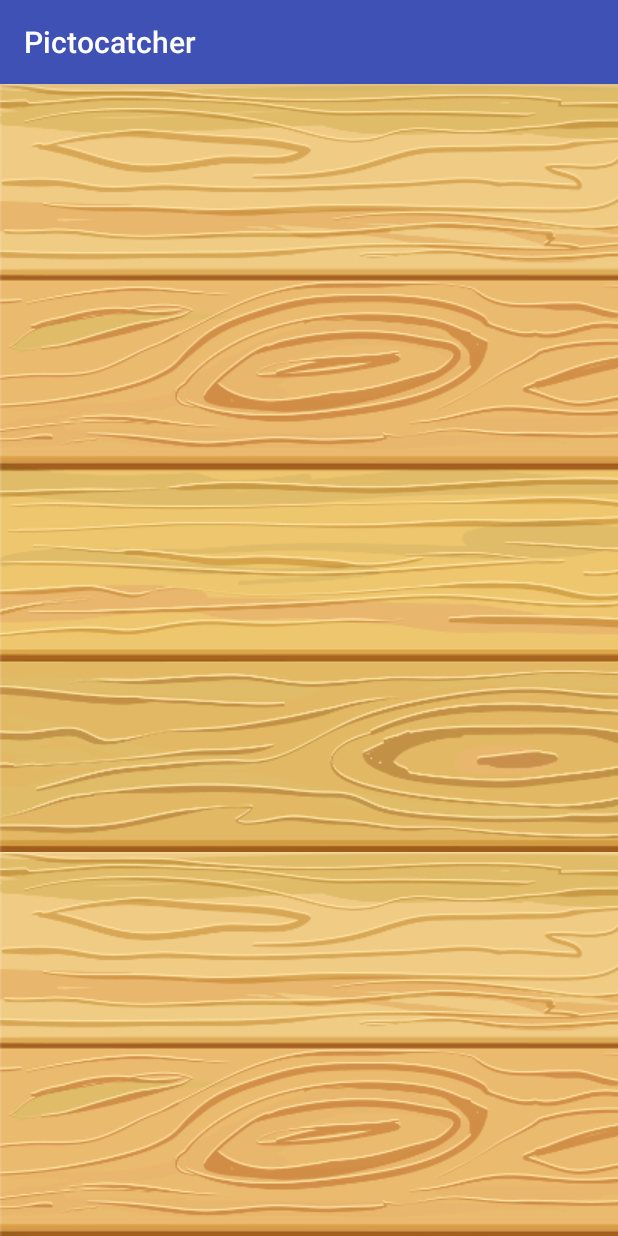
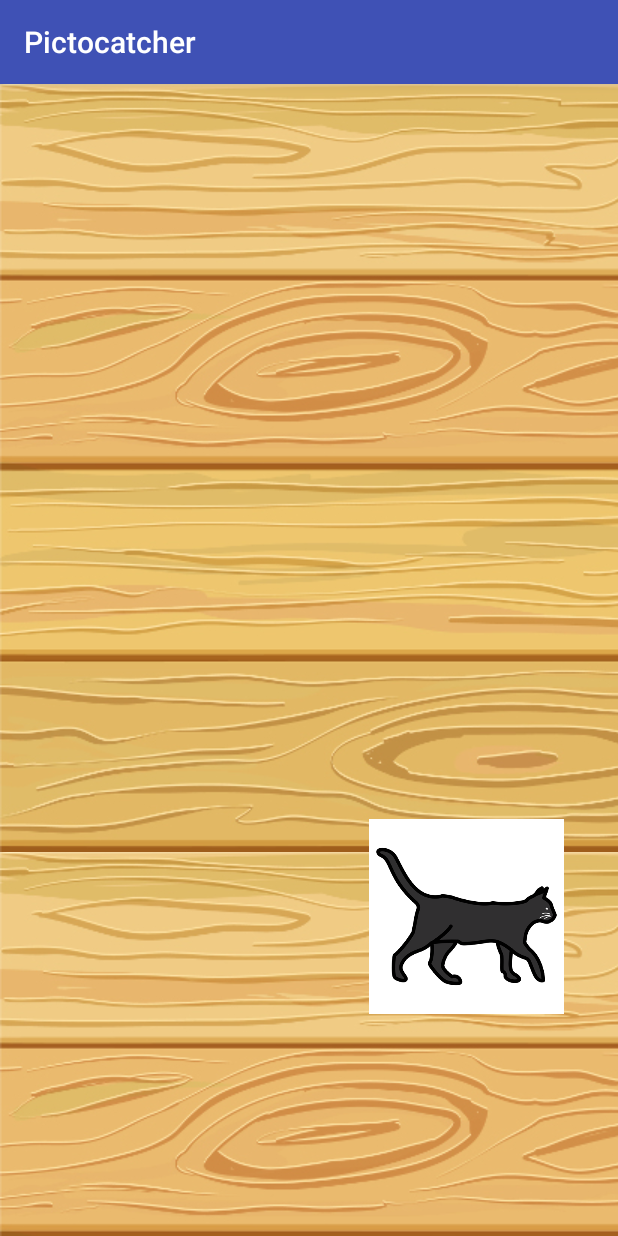
Before and after one commit to JavierAntoran/pictocatcher, an Android app: the screen it shows after launch (MainActivity), on a phone screen of 412 x 824 dp. Run offline under Robolectric (Android 15) with nearby library versions, the phone set to English and light mode, and no system bars.

Commit message:
Relative dimensions for layout

```diff
--- a/android/pictocatcher/app/src/main/java/es/unizar/cps/cav/pictocatcher/PictogramCursorAdapter.java
+++ b/android/pictocatcher/app/src/main/java/es/unizar/cps/cav/pictocatcher/PictogramCursorAdapter.java
@@ -44,8 +44,11 @@ public class PictogramCursorAdapter extends CursorAdapter {
     @Override
     public View newView(Context context, Cursor cursor, ViewGroup parent) {
         MarkableImageView imageView = new MarkableImageView(context);
-        imageView.setLayoutParams(new GridView.LayoutParams(500, 500));
-        imageView.setPadding(20,20,20,20);
+        imageView.setAdjustViewBounds(true);
+        int imgSize = context.getResources().getDimensionPixelSize(R.dimen.gridimage);
+        int imgPadding = context.getResources().getDimensionPixelSize(R.dimen.gridimage_padding);
+        imageView.setLayoutParams(new GridView.LayoutParams(imgSize, imgSize));
+        imageView.setPadding(imgPadding,imgPadding,imgPadding,imgPadding);
 
         imageView.setScaleType(ImageView.ScaleType.CENTER_CROP);
         return imageView;
--- /dev/null
+++ b/android/pictocatcher/app/src/main/res/values/dimensions.xml
@@ -0,0 +1,5 @@
+<?xml version="1.0" encoding="utf-8"?>
+<resources>
+    <dimen name="gridimage" >150dp</dimen>
+    <dimen name="gridimage_padding">10dp</dimen>
+</resources>
```
